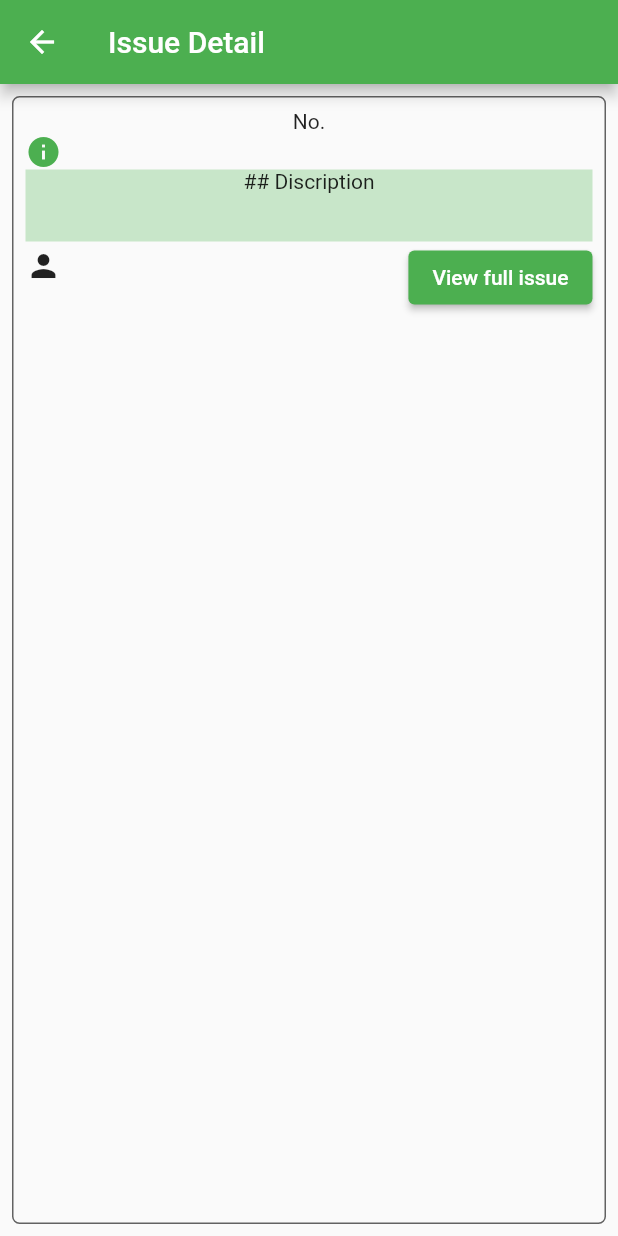
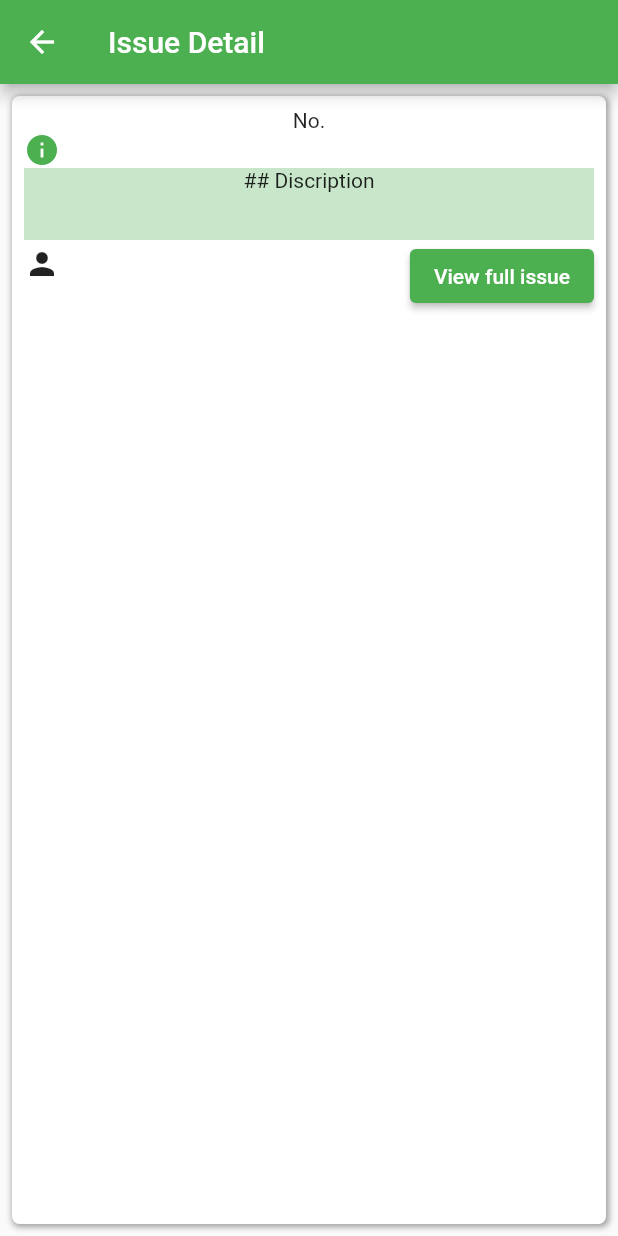
Before and after one commit to uneruby/toridori, a Flutter app: the IsuueDetailPage screen opened directly with empty values, on a phone screen of 412 x 824 dp. Run offline on Flutter 3.47's test engine with Material 2 defaults, Android fonts, the phone set to English and light mode, and no system bars; our stand-ins replace flutter_hooks, freezed_annotation, graphql_flutter, hooks_riverpod.

Commit message:
ディレクトリ構成を整理

```diff
--- a/lib/main.dart
+++ b/lib/main.dart
@@ -1,8 +1,6 @@
 import 'package:flutter/material.dart';
-import 'package:graphql_flutter/graphql_flutter.dart';
-import 'package:toridori/token.dart';
 import 'package:hooks_riverpod/hooks_riverpod.dart';
-import 'package:toridori/view/home_page.dart';
+import 'package:toridori/view/pages/home_page.dart';
 
 void main() async {
   runApp(
--- a/lib/view/organism/isuse_widget.dart
+++ b/lib/view/components/isuse_widget.dart
@@ -1,11 +1,20 @@
 import 'package:flutter/material.dart';
-import 'package:toridori/view/atoms/view_fullissue_button.dart';
-import 'package:toridori/view/molecules/issue_discription.dart';
+import 'package:toridori/view/parts/view_fullissue_button.dart';
+import 'package:toridori/view/parts/issue_discription.dart';
 
 Widget issueWidget(context, dynamic issue){
   return Container(
     decoration: BoxDecoration(
-      border: Border.all(color: const Color.fromARGB(255, 98, 98, 98)),
+      color: Colors.white,
+      boxShadow: const [
+                  BoxShadow(
+                    color: Colors.grey, //色
+                    spreadRadius: 1,
+                    blurRadius: 3,
+                    offset: Offset(1, 1),
+                  ),
+                ],
+    //   border: Border.all(color: const Color.fromARGB(255, 98, 98, 98)),
     borderRadius: BorderRadius.circular(5),
     ),
     width: double.infinity,
--- a/lib/view/isuue_detail_page.dart
+++ b/lib/view/pages/isuue_detail_page.dart
@@ -1,6 +1,6 @@
 import 'package:flutter/material.dart';
 
-import 'organism/isuse_widget.dart';
+import '../components/isuse_widget.dart';
 
 class IsuueDetailPage extends StatelessWidget {
   IsuueDetailPage({super.key, required this.issue});
--- a/lib/view/atoms/view_fullissue_button.dart
+++ b/lib/view/parts/view_fullissue_button.dart
@@ -1,5 +1,5 @@
 import 'package:flutter/material.dart';
-import '../isuue_detail_page.dart';
+import '../pages/isuue_detail_page.dart';
 
 
 Widget viewButton(BuildContext context, dynamic issue){
```
Also changed, not shown: lib/view/pages/home_page.dart (renamed from lib/view/home_page.dart, +2 -14 lines), lib/view/parts/issue_discription.dart (renamed from lib/view/molecules/issue_discription.dart).
